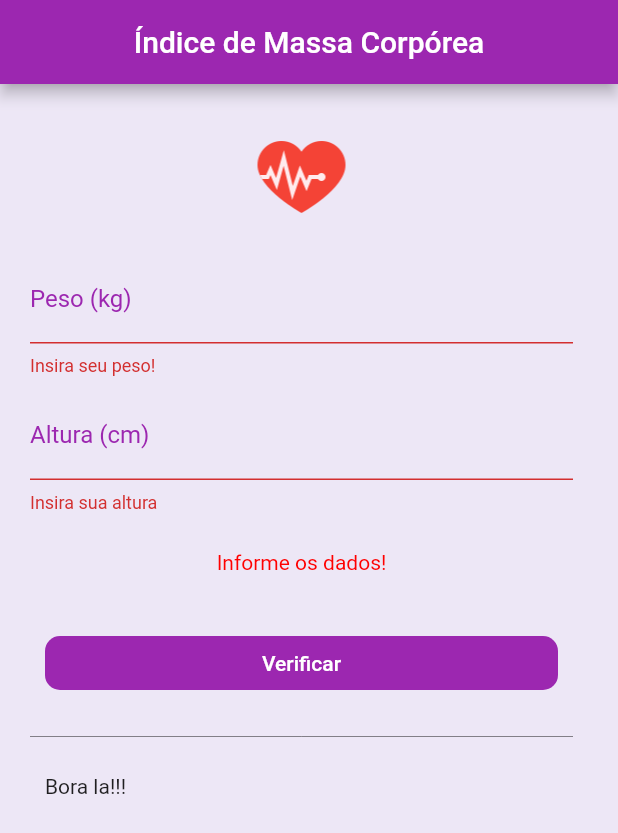
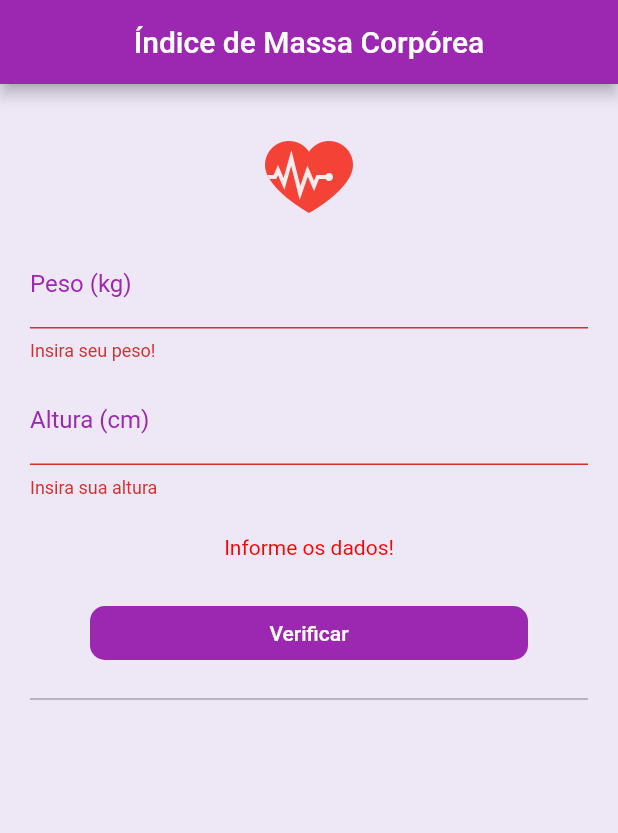
Before and after one commit to brandaoti/calcular-imc, a Flutter app: the screen it shows after launch, after a tap on "Verificar", on a phone screen of 412 x 824 dp. Shown: the top 833 px of the screen. Run offline on Flutter 3.47's test engine with Material 2 defaults, Android fonts, the phone set to English and light mode, and no system bars.

Commit message:
Atualizado nome de imcBloc para imcController

```diff
--- a/lib/bloc/imc_bloc.dart
+++ b/lib/bloc/imc_controller.dart
@@ -1,17 +1,36 @@
-
 import 'package:flutter/material.dart';
 
-class ImcBloc {
+class ImcController {
   TextEditingController weightController = new TextEditingController();
   TextEditingController heightController = new TextEditingController();
 
-  String result = "Bora la!!!";
+  GlobalKey<FormState> formKey =
+      GlobalKey<FormState>(); // Responsagem pela validação
+
+  String result = "";
   String info = "Informe os dados!";
+
+  // Está validando o form
+  bool isValid() {
+    return formKey.currentState.validate();
+  }
+
+  void refresh() {
+    weightController.text = "";
+    heightController.text = "";
+
+    result = "";
+    info = "Informe os dados!";
+
+    formKey = GlobalKey<FormState>();
+  }
 
   void calculate() {
     double _weight = double.parse(weightController.text);
     double _height = double.parse(heightController.text) / 100;
     double imc = _weight / (_height * _height);
+
+    info = "Verifique o resultado abaixo!";
 
     if (imc < 18.5) {
       result = "Abaixo do peso!";
--- a/lib/ui/android/pages/home_page.dart
+++ b/lib/ui/android/pages/home_page.dart
@@ -1,4 +1,5 @@
-import 'package:calcular_imc/bloc/imc_bloc.dart';
+
+import 'package:calcular_imc/bloc/imc_controller.dart';
 import 'package:calcular_imc/bloc/validate_form.dart';
 import 'package:flutter/material.dart';
 
@@ -10,8 +11,8 @@ class HomePage extends StatefulWidget {
 class _HomePageState extends State<HomePage> {
   // GlobalKey<FormState> _formKey = GlobalKey<FormState>();
 
-  var bloc = new ImcBloc();
-  var validateForm = new ValidateForm();
+  var imcController = new ImcController();
+  //var validateForm = new ValidateForm();
 
   @override
   Widget build(BuildContext context) {
@@ -28,22 +29,36 @@ class _HomePageState extends State<HomePage> {
         padding: EdgeInsets.only(
           left: 20.0, // Left
           top: 30.0, // Top
-          right: 30.0, // Right
+          right: 20.0, // Right
           //0.0, // Bottom
         ),
         child: Form(
-          key: validateForm.formKey,
+          key: imcController.formKey,
           //key: _formKey,
           child: ListView(
             children: <Widget>[
-              //Icon(Icons.person, size: 100.0),
-              SizedBox(
-                width: 64,
-                height: 64,
-                child: Image.asset("assets/imagens/heart.png"),
+
+              Container(// feito pra definir o tamanho do botão para imagem logo
+                padding: EdgeInsets.only(right: 100.0, left: 100.0),
+                child: FlatButton(
+                  child: SizedBox(// Tamanho da imagem
+                    width: 64,
+                    height: 64,
+                    child: Image.asset("assets/imagens/heart.png"),
+                  ),
+                  color: Colors.deepPurple[50],
+                  shape: RoundedRectangleBorder(
+                    borderRadius: new BorderRadius.circular(50.0),
+                  ),
+                   onPressed: (){
+                     setState(() {
+                       imcController.refresh();
+                     });
+                   }, // Chamar o metodo para resetar
+                ),
               ),
 
-              SizedBox(height: 20.0),
+              SizedBox(height: 10.0),
 
               TextFormField(
                 keyboardType: TextInputType.number,
@@ -53,7 +68,7 @@ class _HomePageState extends State<HomePage> {
                 ),
                 textAlign: TextAlign.justify,
                 style: TextStyle(color: Colors.black),
-                controller: bloc.weightController,
+                controller: imcController.weightController,
                 validator: (value) {
                   if (value.isEmpty) {
                     return "Insira seu peso!";
@@ -72,7 +87,7 @@ class _HomePageState extends State<HomePage> {
                 ),
                 textAlign: TextAlign.justify,
                 style: TextStyle(color: Color(0xFFCE93D8)),
-                controller: bloc.heightController,
+                controller: imcController.heightController,
                 validator: (value) {
                   if (value.isEmpty) {
                     return "Insira sua altura";
@@ -86,14 +101,17 @@ class _HomePageState extends State<HomePage> {
                 padding: EdgeInsets.all(25.0),
                 child: Text(
                   /* Informe os dados! */
-                  bloc.info,
+                  imcController.info,
                   style: TextStyle(color: Color(0xFFFF0000)),
                   textAlign: TextAlign.center,
                 ),
               ),
 
               Padding(
-                padding: EdgeInsets.all(10.0),
+                padding: EdgeInsets.only(
+                  left: 40.0,
+                  right: 40.0,
+                  ),
                 child: FlatButton(
                   color: Theme.of(context).primaryColor,
                   shape: RoundedRectangleBorder(
@@ -106,20 +124,21 @@ class _HomePageState extends State<HomePage> {
                     ),
                   ),
                   onPressed: () {
-                    if (validateForm.isValid()) {
+                    if (imcController.isValid()) {
                       setState(() {
-                        bloc.calculate(); // Chamar a função pra startar o botão
+                        imcController.calculate();
+                        // Chamar a função pra startar o botão
                       });
                     }
                   },
                 ),
               ),
 
-              Divider(height: 30.0, color: Colors.black45),
+              Divider(height: 40.0, color: Colors.black45),
 
               Padding(
                 padding: EdgeInsets.all(10.0),
-                child: new Text(bloc.result),
+                child: new Text(imcController.result),
               ),
             ],
           ),
```
